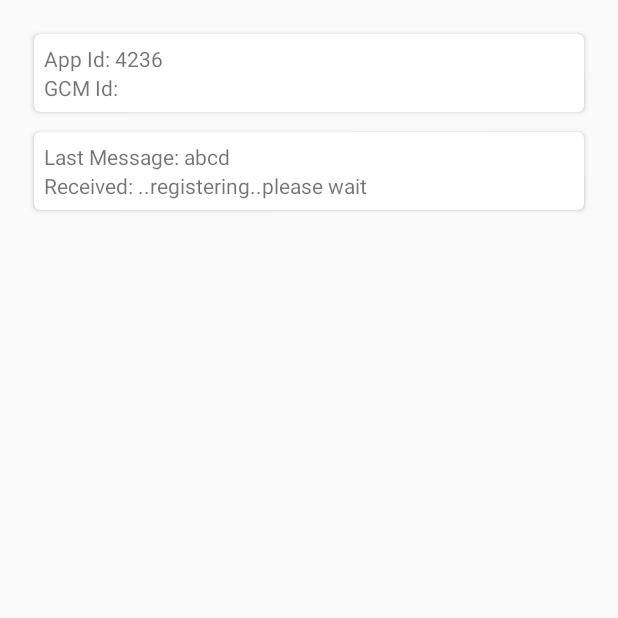
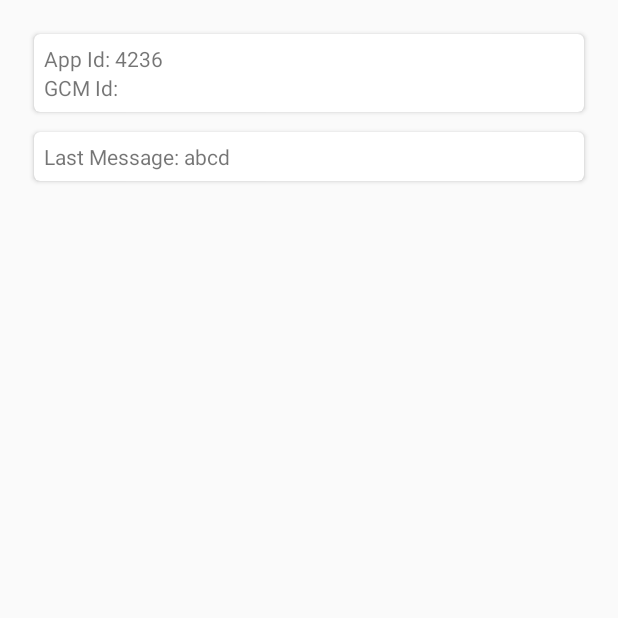
Before and after one commit to pocha/commu-sqs, an Android app: the screen it shows after launch (MainActivity), on a phone screen of 412 x 824 dp, the top half of it. Run offline under Robolectric (Android 15) with nearby library versions, the phone set to English and light mode, and no system bars; our stand-ins replace ButterKnife; libraries missing offline, so code that uses them is left out: com.google.android.gms, com.pixplicity.easyprefs, com.squareup.okhttp; 14 statements that could not run were skipped.

```diff
--- a/android-app/app/src/main/java/rocks/pocha/sampleapp/MainActivity.java
+++ b/android-app/app/src/main/java/rocks/pocha/sampleapp/MainActivity.java
@@ -23,36 +23,47 @@ public class MainActivity extends BaseActivity {
     TextView appId;
     @Bind(R.id.gcm_id)
     TextView gcmId;
+    @Bind(R.id.last_message)
+            TextView lastMessage;
 
     String _appId, _gcmId;
     ProgressDialog progress;
+    private static String SERVER_URL= "http://192.168.1.5:3000/";
+    private static String TAG="MainActivity";
 
     @Override
     protected void onCreate(Bundle savedInstanceState) {
         super.onCreate(savedInstanceState);
         setContentView(R.layout.activity_main);
         ButterKnife.bind(this);
+        Log.d(TAG, "app Id " + Prefs.getString("app_id", null));
+        Log.d(TAG, "gcm Id " + Prefs.getString("gcm_id", null));
 
+        _appId = Prefs.getString("app_id",null);
+        _gcmId = Prefs.getString("gcm_id", null);
+
+        if (_appId == null || _gcmId == null) {
             progress = ProgressDialog.show(MainActivity.this, "", "Initializing ..", true, false);
             new AsyncTask<Void, Void, Boolean>() {
                 @Override
                 protected Boolean doInBackground(Void... params) {
-                _appId = Prefs.getString("app_id",null);
+
                     if (_appId == null) {
                         //generate app_id
                         _appId = String.valueOf(new Random().nextInt(10000));
                         Prefs.putString("app_id", _appId);
                     }
 
-                _gcmId = Prefs.getString("gcm_id",null);
+
                     if (_gcmId == null) {
                         //register with gcm & get id
+                        Log.d(TAG, "GCM id null");
                         GoogleCloudMessaging gcm = GoogleCloudMessaging.getInstance(getApplicationContext());
                         try {
                             _gcmId = gcm.register("528993769112");
-                        Prefs.putString("gcmId", _gcmId);
+                            Prefs.putString("gcm_id", _gcmId);
 
-                        String url = "http://localhost:3000/endpoints/register/" + _appId + "/" + _gcmId;
+                            String url = SERVER_URL + "/endpoints/register/" + _appId + "/" + _gcmId;
                             OkHttpClient client = new OkHttpClient();
                             try {
                                 Request request = new Request.Builder()
@@ -60,18 +71,19 @@ public class MainActivity extends BaseActivity {
                                         .build();
 
                                 client.newCall(request).execute();
-                        }
-                        catch (Exception e){
-                            Log.e("MainActivity",e.getMessage());
+
+                            } catch (Exception e) {
+                                Log.e("MainActivity", e.getMessage());
                             }
 
-                    } catch (Exception e){
+                        } catch (Exception e) {
                             _gcmId = "Error registering device for GCM";
-                        Log.e("MainActivity","Error while getting gcm id - "+ e.getMessage());
+                            Log.e("MainActivity", "Error while getting gcm id - " + e.getMessage());
                         }
                     }
                     return null;
                 }
+
                 @Override
                 protected void onPostExecute(Boolean result) {
                     progress.dismiss();
@@ -79,6 +91,20 @@ public class MainActivity extends BaseActivity {
                     gcmId.setText(_gcmId);
                 }
             }.execute();
+        }
+        else {
+            appId.setText(_appId);
+            gcmId.setText(_gcmId);
+        }
+
+        if (getIntent().getStringExtra("message") != null) {
+            String message = getIntent().getStringExtra("message");
+            lastMessage.setText(message);
+            Prefs.putString("last_message", message);
+        }
+        else {
+            lastMessage.setText(Prefs.getString("last_message","no last message found"));
+        }
 
     }
 
--- a/android-app/app/src/main/res/layout/activity_main.xml
+++ b/android-app/app/src/main/res/layout/activity_main.xml
@@ -63,15 +63,7 @@
                 <TextView android:id="@+id/last_message" android:text="abcd" android:layout_width="wrap_content"
                     android:layout_height="wrap_content" />
             </LinearLayout>
-            <LinearLayout
-                android:layout_width="fill_parent"
-                android:layout_height="wrap_content"
-                android:orientation="horizontal">
-                <TextView android:text="Received: " android:layout_width="wrap_content"
-                    android:layout_height="wrap_content" />
-                <TextView android:id="@+id/received_at" android:text="..registering..please wait" android:layout_width="wrap_content"
-                    android:layout_height="wrap_content" />
-            </LinearLayout>
+
         </LinearLayout>
     </android.support.v7.widget.CardView>
 
```
Also changed, not shown: android-app/app/src/main/java/rocks/pocha/sampleapp/MessageService.java (+33 -14 lines), 7 other files. Lines whose indentation alone changed are shown as unchanged.
